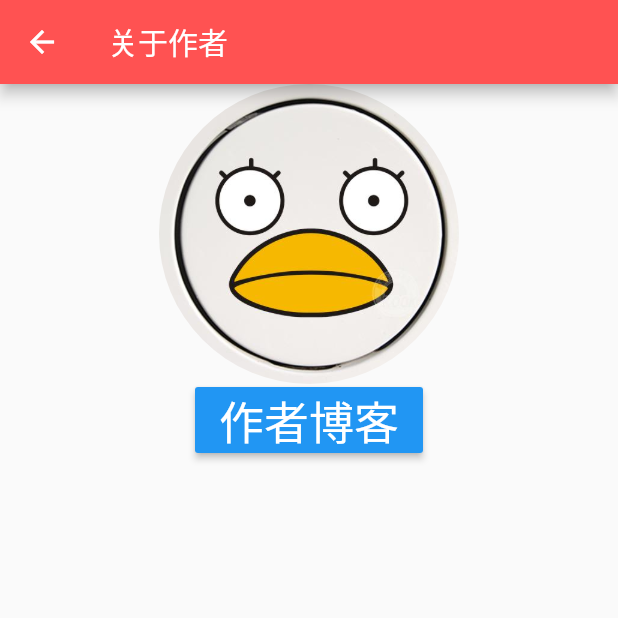
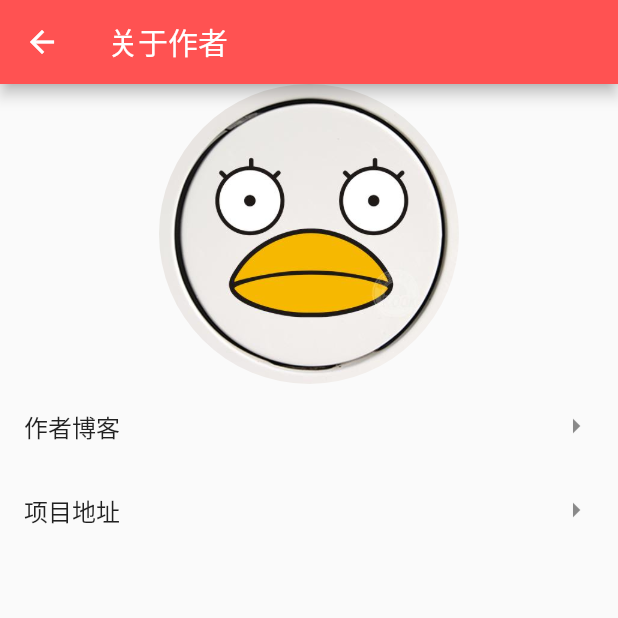
Before and after one commit to AllenMistake/flutter_app_test, a Flutter app: the AboutPage screen opened directly, on a phone screen of 412 x 824 dp, the top half of it. Run offline on Flutter 3.47's test engine with Material 2 defaults, Android fonts, the phone set to English and light mode, and no system bars.

Commit message:
重写关于页面，UI溢出处理

```diff
--- a/lib/pages/about_page.dart
+++ b/lib/pages/about_page.dart
@@ -30,28 +30,30 @@ class _AboutPageState extends State<AboutPage> {
             width: 200,
             height: 200,
           ),
-          new Container(
-            child: new MaterialButton(
-              color: Colors.blue,
-              textColor: Colors.white,
-              child: Text(
-                "作者博客",
-                style: TextStyle(
-                  fontSize: 30,
-                ),
-              ),
-              onPressed: _launchURL,
-              height: 40,
-              minWidth: 50,
-            ),
-            alignment: Alignment.center,
+          new ListView(
+            shrinkWrap: true,
+            children: <Widget>[
+              new ListTile(
+                  title: new Text('作者博客'),
+                  trailing: new Icon(Icons.arrow_right),
+                  onTap: () {
+                    _launchBlog();
+                  }),
+              new ListTile(
+                  title: new Text('项目地址'),
+                  trailing: new Icon(Icons.arrow_right),
+                  onTap: () {
+                    _launchGit();
+                  }),
+            ],
           ),
+
         ],
       ),
     );
   }
 
-  _launchURL() async {
+  _launchBlog() async {
     const url = 'https://allenmistake.github.io/';
     if (await canLaunch(url)) {
       print('iswork');
@@ -60,4 +62,14 @@ class _AboutPageState extends State<AboutPage> {
       throw 'Could not launch $url';
     }
   }
+
+  _launchGit() async {
+    const url = 'https://github.com/AllenMistake/flutter_app_test';
+    if (await canLaunch(url)) {
+      print('iswork');
+      await launch(url);
+    } else {
+      throw 'Could not launch $url';
+    }
+  }
 }
```
Also changed, not shown: lib/pages/home_page.dart (+45 -52 lines), images/sss.png.
